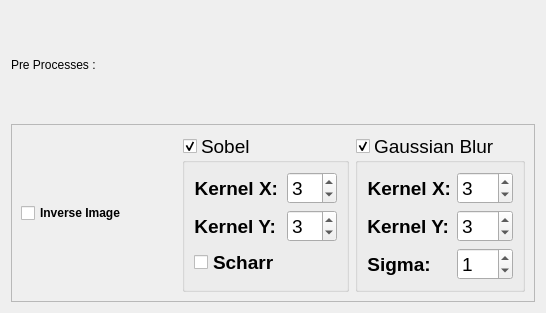
Boazrciasn/RDFramework, file Core/PreProcessGUI.ui: the form before one commit.
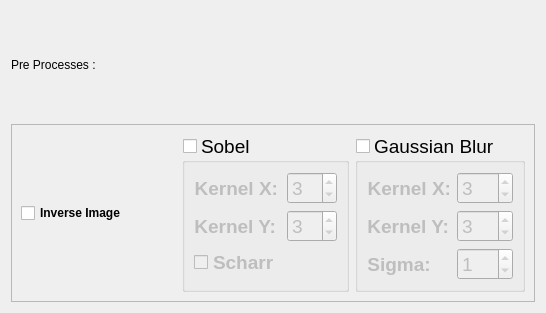
The form after the commit.

```diff
--- a/Core/PreProcessGUI.ui
+++ b/Core/PreProcessGUI.ui
@@ -61,6 +61,9 @@
         <property name="checkable">
          <bool>true</bool>
         </property>
+        <property name="checked">
+         <bool>false</bool>
+        </property>
         <layout class="QFormLayout" name="formLayout_3">
          <property name="labelAlignment">
           <set>Qt::AlignLeading|Qt::AlignLeft|Qt::AlignVCenter</set>
@@ -166,6 +169,9 @@
         <property name="checkable">
          <bool>true</bool>
         </property>
+        <property name="checked">
+         <bool>false</bool>
+        </property>
         <layout class="QFormLayout" name="formLayout">
          <property name="labelAlignment">
           <set>Qt::AlignLeading|Qt::AlignLeft|Qt::AlignVCenter</set>
```
